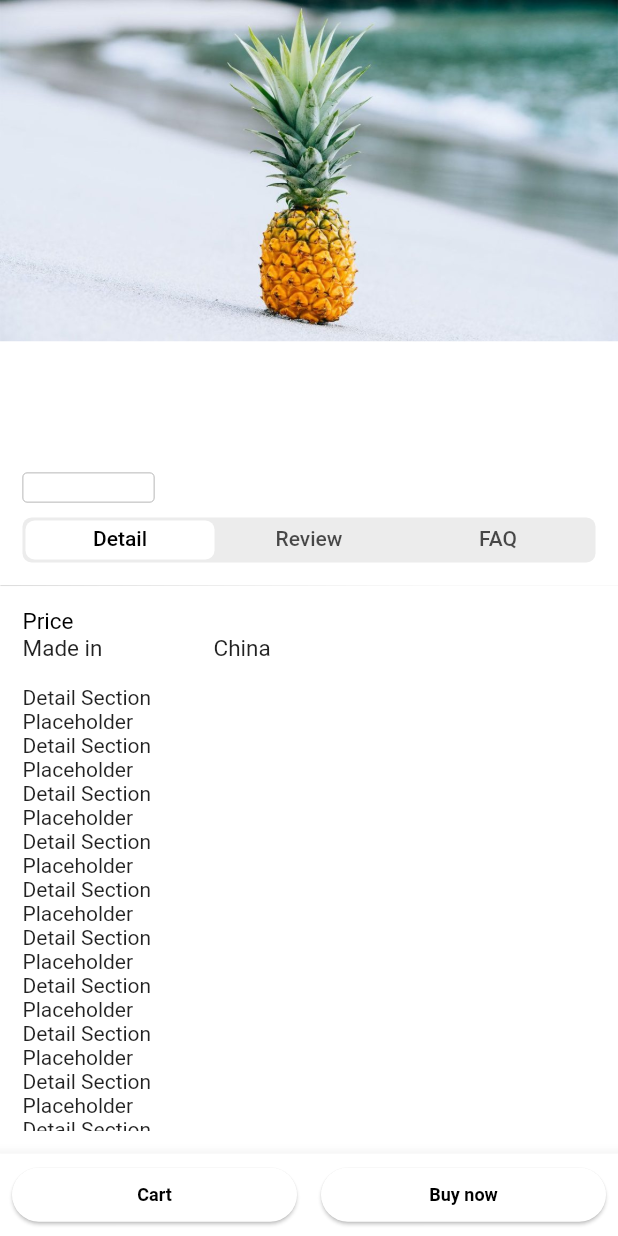
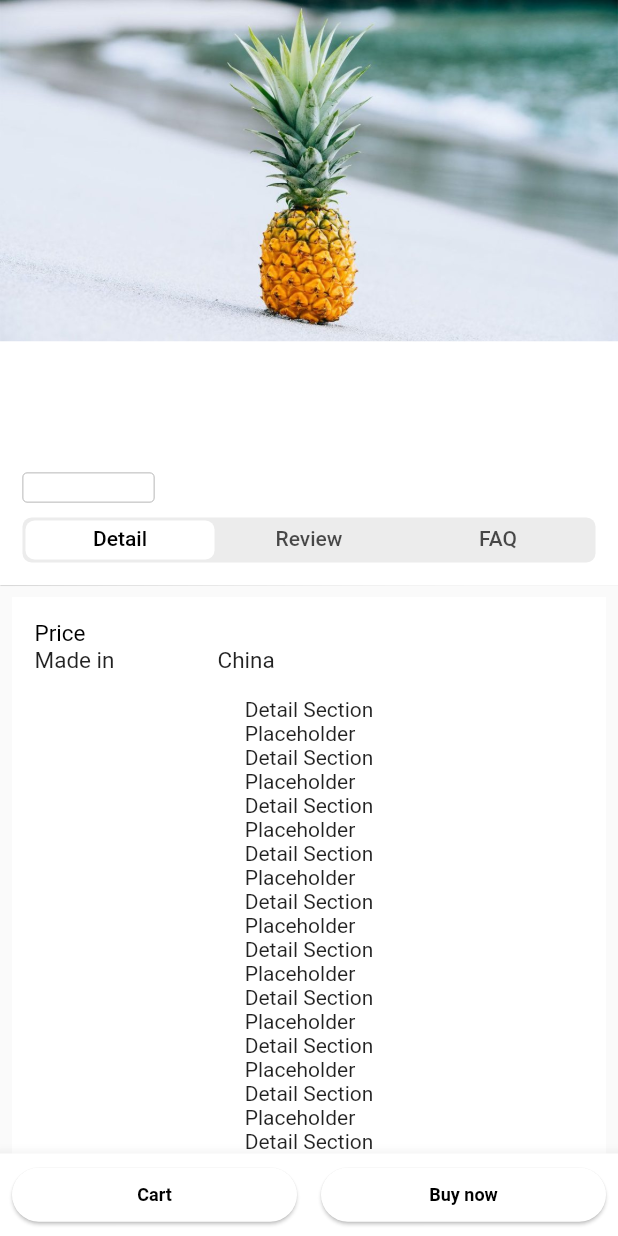
Before and after one commit to elainalee/MyShoppingApp, a Flutter app: the screen it shows after launch, on a phone screen of 412 x 824 dp. Run offline on Flutter 3.47's test engine with Material 2 defaults, Android fonts, the phone set to English and light mode, and no system bars; our stand-ins replace firebase_core, firebase_database, firebase_storage, image_cropper, image_picker; accounts and stored records are empty.

Commit message:
fixed overflow issue

```diff
--- a/Flutter-Core/ldp/lib/ui/ldp_page.dart
+++ b/Flutter-Core/ldp/lib/ui/ldp_page.dart
@@ -1,9 +1,11 @@
 import 'package:flutter/material.dart';
 import 'package:ldp/model/user_view_model.dart';
+import 'package:ldp/ui/section/ldp_image_section.dart';
 import 'package:ldp/ui/section/tab_bar/ldp_detail_section.dart';
 import 'package:ldp/ui/section/tab_bar/ldp_faq_section.dart';
 import 'package:ldp/ui/section/tab_bar/ldp_review_section.dart';
 import 'package:ldp/ui/section/top_section/top_section.dart';
+import 'package:ldp/utils/constants.dart';
 
 import '../model/item_view_model.dart';
 import 'section/tab_bar/ldp_tab_bar_section.dart';
@@ -25,12 +27,8 @@ class _LdpPageState extends State<LdpPage> with SingleTickerProviderStateMixin {
   ScrollController _scrollController;
   int selectedIndex = 0;
 
-  List<Tab> tabList = [
-    Tab(text: "Detail"),
-    Tab(text: "Review"),
-    Tab(text: "FAQ")
-  ];
-  List<Widget> tabViewList;
+  int tabLength = 3;
+  Map<String, Widget> tabBarView;
 
   @override
   void initState() {
@@ -38,7 +36,7 @@ class _LdpPageState extends State<LdpPage> with SingleTickerProviderStateMixin {
     _scrollController = ScrollController();
     _tabController = TabController(
       initialIndex: selectedIndex,
-      length: tabList.length,
+      length: tabLength,
       vsync: this,
     );
   }
@@ -56,22 +54,55 @@ class _LdpPageState extends State<LdpPage> with SingleTickerProviderStateMixin {
   }
 
   Widget _buildOriginalCustomScrollView() {
-    tabViewList = [
-    LdpDetailSection(itemViewModel: widget?.itemViewModel ?? null),
-    LdpReviewSection(),
-    LdpFaqSection()
-    ];
+    tabBarView = {
+      "Detail": LdpDetailSection(itemViewModel: widget?.itemViewModel ?? null),
+      "Review": LdpReviewSection(),
+      "FAQ": LdpFaqSection()};
 
-    return NestedScrollView(
-        controller: _scrollController,
-        headerSliverBuilder: (context, value) {
-          return [
-            TopSection(_tabController, tabList: tabList,
+    return DefaultTabController(
+    length: tabBarView.length,
+    child: NestedScrollView(
+      headerSliverBuilder: (BuildContext context, bool innerBoxIsScrolled) {
+        return <Widget>[
+          SliverOverlapAbsorber(
+            handle: NestedScrollView.sliverOverlapAbsorberHandleFor(context),
+            sliver: TopSection(
+            tabBarView: tabBarView,
             userViewModel: widget?.userViewModel ?? null,
             itemViewModel: widget?.itemViewModel ?? null)
-          ];
-        },
-        body: TabBarView(controller: _tabController, children: tabViewList)
-        );
+          ),
+        ];
+      },
+      body: TabBarView(
+        children: tabBarView.keys.map((String name) {
+          return SafeArea(
+            top: false,
+            bottom: false,
+            child: Builder(
+              builder: (BuildContext context) {
+                return CustomScrollView(
+                  key: PageStorageKey<String>(name),
+                  slivers: <Widget>[
+                    SliverOverlapInjector(
+                      handle: NestedScrollView.sliverOverlapAbsorberHandleFor(context),
+                    ),
+                    SliverPadding(
+                      padding: const EdgeInsets.all(8.0),
+                      sliver: SliverList(
+                        delegate: SliverChildListDelegate([
+                          tabBarView[name],
+                          ]
+                        )
+                      )
+                    ),
+                  ],
+                );
+              },
+            ),
+          );
+        }).toList(),
+      ),
+    ),
+  );
   }
 }
--- a/Flutter-Core/ldp/lib/ui/section/ldp_image_section.dart
+++ b/Flutter-Core/ldp/lib/ui/section/ldp_image_section.dart
@@ -7,13 +7,15 @@ class LdpImageSection extends StatelessWidget {
 
   @override
   Widget build(BuildContext context) {
-    return Column(
-        mainAxisAlignment: MainAxisAlignment.start,
-        children: <Widget>[
-          Image(
-              image: AssetImage('assets/images/admin_pineapple_1.jpg',
-                  package: ASSET_PACKAGE)),
-        ],
-      );
+    return Container(
+      height: PHOTO_HEIGHT,
+      decoration: BoxDecoration(
+              image: DecorationImage(
+                  image: AssetImage('assets/images/admin_pineapple_1.jpg',
+                  package: ASSET_PACKAGE),
+                  fit: BoxFit.cover,
+                  alignment:Alignment.topCenter
+                  )),
+    );
   }
 }
--- a/Flutter-Core/ldp/lib/ui/section/tab_bar/ldp_detail_section.dart
+++ b/Flutter-Core/ldp/lib/ui/section/tab_bar/ldp_detail_section.dart
@@ -23,7 +23,7 @@ class _LdpDetailWidget extends StatelessWidget {
   const _LdpDetailWidget({Key key, @required this.itemViewModel}) : super(key: key);
   @override
   Widget build(BuildContext context) {
-    return ListView(
+    return Column(
       children: <Widget>[
         Row(
           children: <Widget>[
--- a/Flutter-Core/ldp/lib/ui/section/tab_bar/ldp_faq_section.dart
+++ b/Flutter-Core/ldp/lib/ui/section/tab_bar/ldp_faq_section.dart
@@ -15,7 +15,7 @@ class LdpFaqSection extends StatelessWidget {
 class _LdpFaqWidget extends StatelessWidget {
   @override
   Widget build(BuildContext context) {
-    return ListView(
+    return Column(
       children: <Widget>[
         Text("FAQ section"),
         Text("Placeholder")
--- a/Flutter-Core/ldp/lib/ui/section/tab_bar/ldp_review_section.dart
+++ b/Flutter-Core/ldp/lib/ui/section/tab_bar/ldp_review_section.dart
@@ -15,7 +15,7 @@ class LdpReviewSection extends StatelessWidget {
 class _LdpReviewWidget extends StatelessWidget {
   @override
   Widget build(BuildContext context) {
-    return ListView(
+    return Column(
       children: <Widget>[
         Text("Review Section"),
         Text("Placeholder")
--- a/Flutter-Core/ldp/lib/ui/section/tab_bar/ldp_tab_bar_section.dart
+++ b/Flutter-Core/ldp/lib/ui/section/tab_bar/ldp_tab_bar_section.dart
@@ -55,7 +55,7 @@ class _LdpTabBarSectionState extends State<LdpTabBarSection>
     LdpReviewSection(),
     LdpFaqSection()
   ];
-    return ListView(
+    return Column(
       children: <Widget>[
         Container(
           decoration: BoxDecoration(
--- a/Flutter-Core/ldp/lib/ui/section/top_section/top_section.dart
+++ b/Flutter-Core/ldp/lib/ui/section/top_section/top_section.dart
@@ -12,19 +12,17 @@ const double descriptionHeight = 160;
 class TopSection extends StatelessWidget {
   final UserViewModel userViewModel;
   final ItemViewModel itemViewModel;
-  final TabController _tabController;
-  final List<Tab> tabList;
+  final Map<String, Widget> tabBarView;
 
-  const TopSection(this._tabController,
+  const TopSection(
   {Key key,
-  @required this.tabList,
+  @required this.tabBarView,
   @required this.userViewModel,
   @required this.itemViewModel}) : super(key: key);
 
   @override
   Widget build(BuildContext context) {
     return SliverAppBar(
-      floating: true,
       forceElevated: true,
       elevation: 0.25,
       backgroundColor: Theme.of(context).backgroundColor,
@@ -32,8 +30,9 @@ class TopSection extends StatelessWidget {
       expandedHeight: PHOTO_HEIGHT + descriptionHeight,
       flexibleSpace: LdpImageSection(),
       bottom: PreferredSize(
-          child: _buildDescriptionSection(context),
-          preferredSize: Size.fromHeight(descriptionHeight)),
+        preferredSize: Size.fromHeight(descriptionHeight),
+        child: _buildDescriptionSection(context)
+      )
     );
   }
 
@@ -91,8 +90,8 @@ class TopSection extends StatelessWidget {
                   indicator: BoxDecoration(
                       borderRadius: BorderRadius.circular(6),
                       color: Colors.white),
-                  controller: _tabController,
-                  tabs: tabList),
+                  tabs: tabBarView.keys.map((String name) => Tab(text: name)).toList(),
+                  ),
             ),
           );
   }
```
Also changed, not shown: Flutter-Core/ldp/pubspec.lock.
